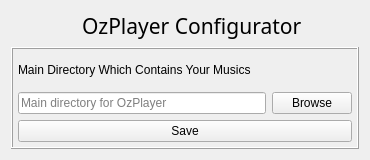
OzanCansel/ozplayer, file src/configurator/mainwindow.ui: the form before one commit.
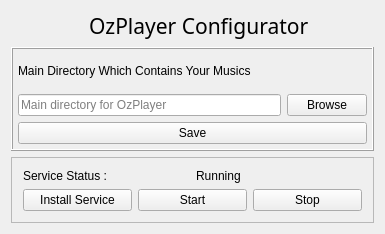
The form after the commit. Icons and pictures are not drawn.

```diff
--- a/src/configurator/mainwindow.ui
+++ b/src/configurator/mainwindow.ui
@@ -6,8 +6,8 @@
    <rect>
     <x>0</x>
     <y>0</y>
-    <width>370</width>
-    <height>160</height>
+    <width>385</width>
+    <height>234</height>
    </rect>
   </property>
   <property name="contextMenuPolicy">
@@ -17,7 +17,7 @@
    <string>OzPlayer Configurator</string>
   </property>
   <widget class="QWidget" name="centralWidget">
-   <layout class="QVBoxLayout" name="verticalLayout_3">
+   <layout class="QVBoxLayout" name="verticalLayout_5">
     <item>
      <layout class="QHBoxLayout" name="horizontalLayout_2">
       <item>
@@ -150,6 +150,61 @@
       </layout>
      </widget>
     </item>
+    <item>
+     <widget class="QFrame" name="frame_2">
+      <property name="frameShape">
+       <enum>QFrame::StyledPanel</enum>
+      </property>
+      <property name="frameShadow">
+       <enum>QFrame::Raised</enum>
+      </property>
+      <layout class="QVBoxLayout" name="verticalLayout_3">
+       <item>
+        <layout class="QHBoxLayout" name="horizontalLayout_3">
+         <item>
+          <widget class="QLabel" name="label_4">
+           <property name="text">
+            <string>Service Status :</string>
+           </property>
+          </widget>
+         </item>
+         <item>
+          <widget class="QLabel" name="serviceStatusLabel">
+           <property name="text">
+            <string>Running</string>
+           </property>
+          </widget>
+         </item>
+        </layout>
+       </item>
+       <item>
+        <layout class="QHBoxLayout" name="horizontalLayout_4">
+         <item>
+          <widget class="QPushButton" name="installServiceButton">
+           <property name="text">
+            <string>Install Service</string>
+           </property>
+          </widget>
+         </item>
+         <item>
+          <widget class="QPushButton" name="startServiceButton">
+           <property name="text">
+            <string>Start</string>
+           </property>
+          </widget>
+         </item>
+         <item>
+          <widget class="QPushButton" name="stopServiceButton">
+           <property name="text">
+            <string>Stop</string>
+           </property>
+          </widget>
+         </item>
+        </layout>
+       </item>
+      </layout>
+     </widget>
+    </item>
    </layout>
   </widget>
  </widget>
```
